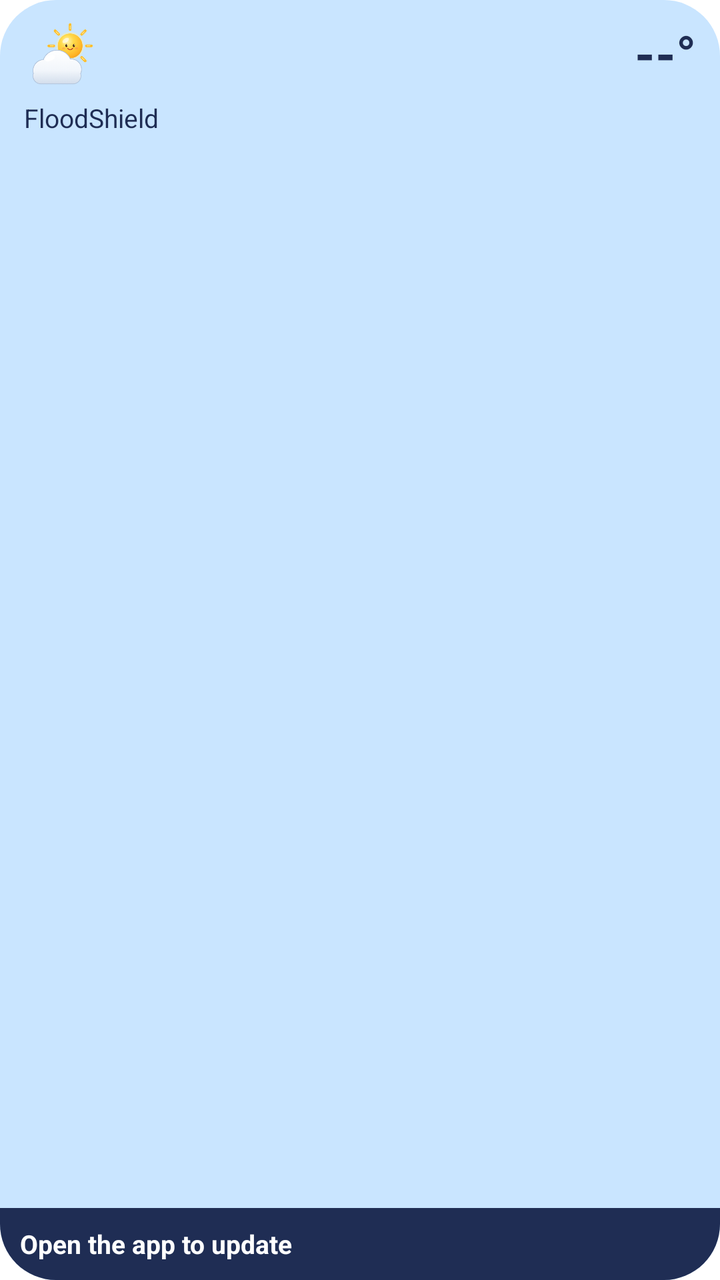
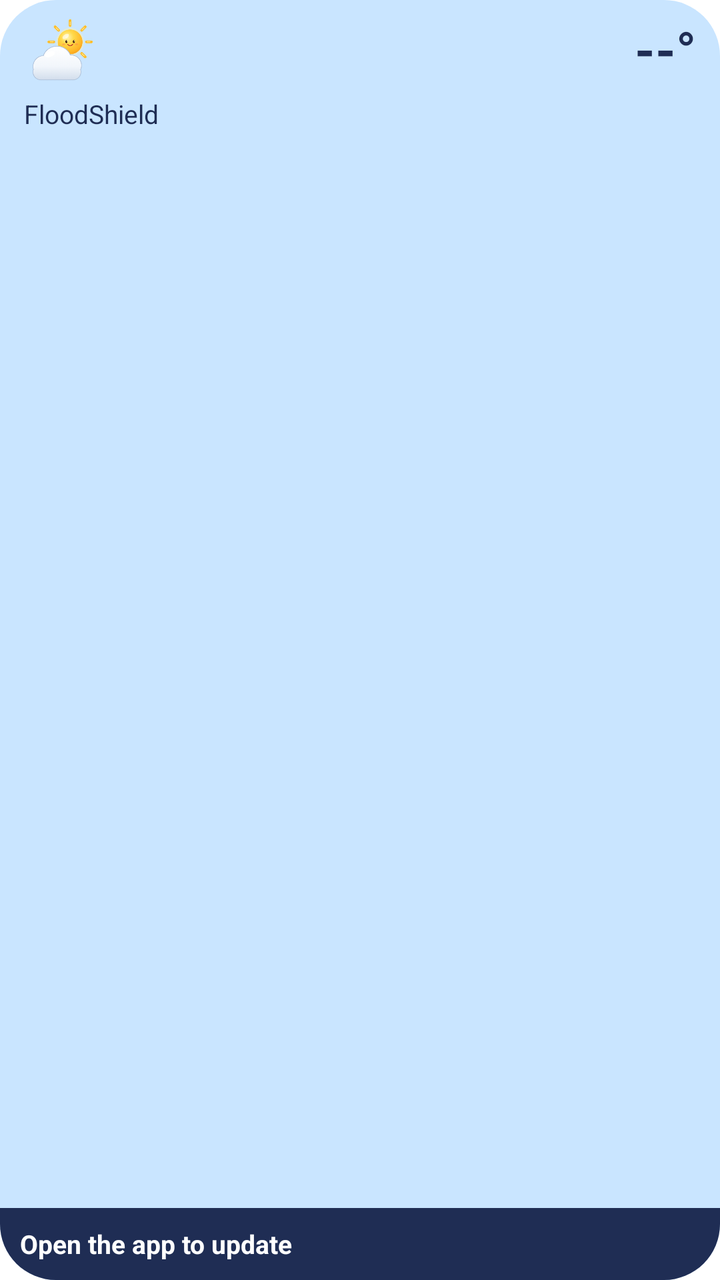

Compare the two renders of this Android layout. The source of the first and the diff that turns it into the second are given below.
<!-- AndroidManifest.xml: application theme AppTheme -->
<!-- res/layout/widget_small.xml -->
<?xml version="1.0" encoding="utf-8"?>
<LinearLayout xmlns:android="http://schemas.android.com/apk/res/android"
    android:id="@android:id/background"
    android:layout_width="match_parent"
    android:layout_height="match_parent"
    android:background="@drawable/widget_background"
    android:orientation="vertical">

    <LinearLayout
        android:layout_width="match_parent"
        android:layout_height="0dp"
        android:layout_weight="1"
        android:orientation="vertical"
        android:paddingStart="12dp"
        android:paddingTop="10dp"
        android:paddingEnd="12dp"
        android:paddingBottom="6dp">

        <LinearLayout
            android:layout_width="match_parent"
            android:layout_height="wrap_content"
            android:gravity="center_vertical"
            android:orientation="horizontal">

            <ImageView
                android:id="@+id/widget_icon"
                android:layout_width="36dp"
                android:layout_height="36dp"
                android:importantForAccessibility="no"
                android:src="@drawable/widget_weather_cloudy_day" />

            <TextView
                android:id="@+id/widget_temperature"
                android:layout_width="0dp"
                android:layout_height="wrap_content"
                android:layout_weight="1"
                android:gravity="end"
                android:includeFontPadding="false"
                android:maxLines="1"
                android:text="--°"
                android:textColor="#1F2D54"
                android:textSize="26sp"
                android:textStyle="bold" />
        </LinearLayout>

        <TextView
            android:id="@+id/widget_place"
            android:layout_width="match_parent"
            android:layout_height="wrap_content"
            android:layout_marginTop="4dp"
            android:ellipsize="end"
            android:maxLines="1"
            android:text="@string/app_name"
            android:textColor="#1F2D54"
            android:textSize="13sp" />

        
        <FrameLayout
            android:layout_width="match_parent"
            android:layout_height="0dp"
            android:layout_weight="1" />

        
        <LinearLayout
            android:id="@+id/widget_details"
            android:layout_width="match_parent"
            android:layout_height="wrap_content"
            android:orientation="horizontal"
            android:visibility="gone">

            <LinearLayout
                android:layout_width="0dp"
                android:layout_height="wrap_content"
                android:layout_weight="1"
                android:gravity="center_horizontal"
                android:orientation="vertical">

                <TextView
                    android:id="@+id/widget_wind_label"
                    android:layout_width="wrap_content"
                    android:layout_height="wrap_content"
                    android:maxLines="1"
                    android:text="@string/widget_wind"
                    android:textAllCaps="true"
                    android:textColor="#5A6E8C"
                    android:textSize="11sp" />

                <TextView
                    android:id="@+id/widget_wind"
                    android:layout_width="wrap_content"
                    android:layout_height="wrap_content"
                    android:layout_marginTop="2dp"
                    android:maxLines="1"
                    android:text="--"
                    android:textColor="#1F2D54"
                    android:textSize="15sp"
                    android:textStyle="bold" />
            </LinearLayout>

            <LinearLayout
                android:layout_width="0dp"
                android:layout_height="wrap_content"
                android:layout_weight="1"
                android:gravity="center_horizontal"
                android:orientation="vertical">

                <TextView
                    android:id="@+id/widget_feels_like_label"
                    android:layout_width="wrap_content"
                    android:layout_height="wrap_content"
                    android:maxLines="1"
                    android:text="@string/widget_feels_like"
                    android:textAllCaps="true"
                    android:textColor="#5A6E8C"
                    android:textSize="11sp" />

                <TextView
                    android:id="@+id/widget_feels_like"
                    android:layout_width="wrap_content"
                    android:layout_height="wrap_content"
                    android:layout_marginTop="2dp"
                    android:maxLines="1"
                    android:text="--"
                    android:textColor="#1F2D54"
                    android:textSize="15sp"
                    android:textStyle="bold" />
            </LinearLayout>
        </LinearLayout>

        <FrameLayout
            android:layout_width="match_parent"
            android:layout_height="0dp"
            android:layout_weight="1" />
    </LinearLayout>

    <LinearLayout
        android:id="@+id/widget_band"
        android:layout_width="match_parent"
        android:layout_height="wrap_content"
        android:background="@drawable/widget_band_unknown"
        android:gravity="center_vertical"
        android:minHeight="36dp"
        android:orientation="horizontal"
        android:paddingStart="10dp"
        android:paddingTop="4dp"
        android:paddingEnd="10dp"
        android:paddingBottom="4dp">

        <ImageView
            android:id="@+id/widget_band_icon"
            android:layout_width="18dp"
            android:layout_height="18dp"
            android:layout_marginEnd="6dp"
            android:importantForAccessibility="no"
            android:visibility="gone" />

        <TextView
            android:id="@+id/widget_band_text"
            android:layout_width="0dp"
            android:layout_height="wrap_content"
            android:layout_weight="1"
            android:ellipsize="end"
            android:gravity="center_vertical"
            android:maxLines="2"
            android:text="@string/widget_open_app"
            android:textColor="#FFFFFF"
            android:textSize="13sp"
            android:textStyle="bold" />
    </LinearLayout>
</LinearLayout>
<!-- resources referenced by this layout -->
<resources>
  <!-- drawable widget_background (drawable) -->
  <?xml version="1.0" encoding="utf-8"?>
  <shape xmlns:android="http://schemas.android.com/apk/res/android" android:shape="rectangle">
      <solid android:color="#C9E5FF" />
      <corners android:radius="@dimen/widget_radius" />
  </shape>
  <!-- drawable widget_band_unknown (drawable) -->
  <?xml version="1.0" encoding="utf-8"?>
  <shape xmlns:android="http://schemas.android.com/apk/res/android" android:shape="rectangle">
      <solid android:color="#1F2D54" />
      <corners android:bottomLeftRadius="@dimen/widget_radius" android:bottomRightRadius="@dimen/widget_radius" />
  </shape>
  <!-- drawable widget_weather_cloudy_day: png bitmap (drawable-nodpi, 29718 bytes) -->
  <string name="app_name">FloodShield</string>
  <string name="widget_feels_like">Feels like</string>
  <string name="widget_open_app">Open the app to update</string>
  <string name="widget_wind">Wind</string>
  <style name="AppTheme" parent="Theme.AppCompat.DayNight.NoActionBar">
          
          <item name="android:editTextBackground">@drawable/rn_edit_text_material</item>
          
          <item name="android:windowBackground">@drawable/launch_background</item>
      </style>
  <dimen name="widget_radius">16dp</dimen>
  <!-- drawable rn_edit_text_material (drawable) -->
  <?xml version="1.0" encoding="utf-8"?>
  <inset xmlns:android="http://schemas.android.com/apk/res/android"
         android:insetLeft="@dimen/abc_edit_text_inset_horizontal_material"
         android:insetRight="@dimen/abc_edit_text_inset_horizontal_material"
         android:insetTop="@dimen/abc_edit_text_inset_top_material"
         android:insetBottom="@dimen/abc_edit_text_inset_bottom_material"
         >
  
      <selector>
          
          <item android:state_enabled="false" android:drawable="@drawable/abc_textfield_default_mtrl_alpha"/>
          <item android:drawable="@drawable/abc_textfield_activated_mtrl_alpha"/>
      </selector>
  
  </inset>
  <!-- drawable launch_background (drawable) -->
  <?xml version="1.0" encoding="utf-8"?>
  <layer-list xmlns:android="http://schemas.android.com/apk/res/android">
      <item android:drawable="@android:color/white" />
      <item
          android:width="288dp"
          android:height="288dp"
          android:drawable="@drawable/splash_logo"
          android:gravity="center" />
  </layer-list>
  <!-- drawable splash_logo: png bitmap (drawable-hdpi, 34061 bytes) -->
</resources>

<!-- the commit's change to res/layout/widget_small.xml (unified diff, before → after) -->
@@ -12,9 +12,9 @@
         android:layout_weight="1"
         android:orientation="vertical"
         android:paddingStart="12dp"
-        android:paddingTop="10dp"
+        android:paddingTop="8dp"
         android:paddingEnd="12dp"
-        android:paddingBottom="6dp">
+        android:paddingBottom="4dp">
 
         <LinearLayout
             android:layout_width="match_parent"
